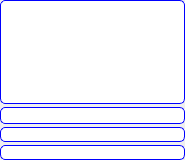
The window that src/ui/zood/videoView.ui (BusyStudent/QZood) describes before a commit, drawn with Qt 5.
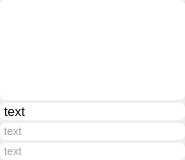
The same window after the commit.

```diff
--- a/src/ui/zood/videoView.ui
+++ b/src/ui/zood/videoView.ui
@@ -27,12 +27,12 @@
   </property>
   <property name="styleSheet">
    <string notr="true">QLabel {
-background-color: rgb(255, 255, 255);
-border: 1px solid blue;
+background-color: white;
+border: 1px solid white;
 border-radius: 5px;
 }
-QLabel#videSource, QLabel#videMessage{
-color: #A0A0A0
+QLabel#videoSource, QLabel#videoExtraInfo{
+color: #A0A0A0;
 }
 QLabel#videSource:hover, QLabel#videMessage:hover{
 color: blue
@@ -62,11 +62,17 @@
    <item>
     <widget class="QLabel" name="videoIcon">
      <property name="sizePolicy">
-      <sizepolicy hsizetype="Expanding" vsizetype="Expanding">
+      <sizepolicy hsizetype="Fixed" vsizetype="Fixed">
        <horstretch>0</horstretch>
        <verstretch>0</verstretch>
       </sizepolicy>
      </property>
+     <property name="minimumSize">
+      <size>
+       <width>185</width>
+       <height>100</height>
+      </size>
+     </property>
      <property name="cursor">
       <cursorShape>PointingHandCursor</cursorShape>
      </property>
@@ -93,12 +99,12 @@
       <cursorShape>PointingHandCursor</cursorShape>
      </property>
      <property name="text">
-      <string/>
+      <string>text</string>
      </property>
     </widget>
    </item>
    <item>
-    <widget class="QLabel" name="videMessage">
+    <widget class="QLabel" name="videoExtraInfo">
      <property name="sizePolicy">
       <sizepolicy hsizetype="Expanding" vsizetype="Preferred">
        <horstretch>0</horstretch>
@@ -114,12 +120,12 @@
       <cursorShape>PointingHandCursor</cursorShape>
      </property>
      <property name="text">
-      <string/>
+      <string>text</string>
      </property>
     </widget>
    </item>
    <item>
-    <widget class="QLabel" name="videSource">
+    <widget class="QLabel" name="videoSource">
      <property name="sizePolicy">
       <sizepolicy hsizetype="Expanding" vsizetype="Preferred">
        <horstretch>0</horstretch>
@@ -135,7 +141,7 @@
       <cursorShape>PointingHandCursor</cursorShape>
      </property>
      <property name="text">
-      <string/>
+      <string>text</string>
      </property>
     </widget>
    </item>
```
